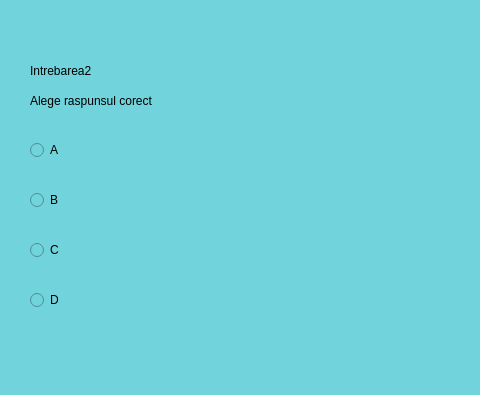
Above: Graphics/PA-Graphics/secdialog.ui from rareseanu/proiect-pa before the change; both pictures show x 0 to 480 and y 0 to 395 of the 812 by 557 pixel window. Below: the same form after it.
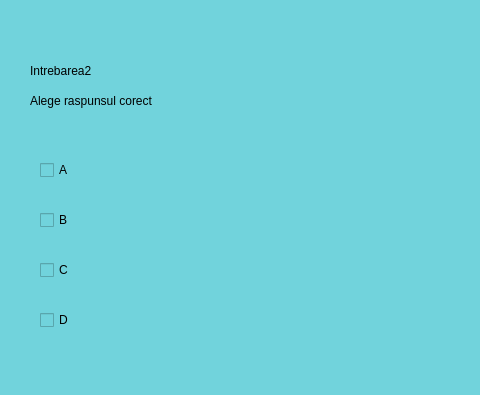
That is the form after the change.

The edit to the form file:
```diff
--- a/Graphics/PA-Graphics/secdialog.ui
+++ b/Graphics/PA-Graphics/secdialog.ui
@@ -29,58 +29,6 @@
     <string>Alege raspunsul corect</string>
    </property>
   </widget>
-  <widget class="QRadioButton" name="radioButton">
-   <property name="geometry">
-    <rect>
-     <x>30</x>
-     <y>140</y>
-     <width>95</width>
-     <height>20</height>
-    </rect>
-   </property>
-   <property name="text">
-    <string>A</string>
-   </property>
-  </widget>
-  <widget class="QRadioButton" name="radioButton_2">
-   <property name="geometry">
-    <rect>
-     <x>30</x>
-     <y>190</y>
-     <width>95</width>
-     <height>20</height>
-    </rect>
-   </property>
-   <property name="text">
-    <string>B</string>
-   </property>
-  </widget>
-  <widget class="QRadioButton" name="radioButton_3">
-   <property name="geometry">
-    <rect>
-     <x>30</x>
-     <y>240</y>
-     <width>95</width>
-     <height>20</height>
-    </rect>
-   </property>
-   <property name="text">
-    <string>C</string>
-   </property>
-  </widget>
-  <widget class="QRadioButton" name="radioButton_4">
-   <property name="geometry">
-    <rect>
-     <x>30</x>
-     <y>290</y>
-     <width>95</width>
-     <height>20</height>
-    </rect>
-   </property>
-   <property name="text">
-    <string>D</string>
-   </property>
-  </widget>
   <widget class="QPushButton" name="pushButton">
    <property name="geometry">
     <rect>
@@ -165,6 +113,58 @@
     <string>Verificare</string>
    </property>
   </widget>
+  <widget class="QCheckBox" name="checkBox">
+   <property name="geometry">
+    <rect>
+     <x>40</x>
+     <y>160</y>
+     <width>81</width>
+     <height>20</height>
+    </rect>
+   </property>
+   <property name="text">
+    <string>A</string>
+   </property>
+  </widget>
+  <widget class="QCheckBox" name="checkBox_2">
+   <property name="geometry">
+    <rect>
+     <x>40</x>
+     <y>210</y>
+     <width>81</width>
+     <height>20</height>
+    </rect>
+   </property>
+   <property name="text">
+    <string>B</string>
+   </property>
+  </widget>
+  <widget class="QCheckBox" name="checkBox_3">
+   <property name="geometry">
+    <rect>
+     <x>40</x>
+     <y>260</y>
+     <width>81</width>
+     <height>20</height>
+    </rect>
+   </property>
+   <property name="text">
+    <string>C</string>
+   </property>
+  </widget>
+  <widget class="QCheckBox" name="checkBox_4">
+   <property name="geometry">
+    <rect>
+     <x>40</x>
+     <y>310</y>
+     <width>81</width>
+     <height>20</height>
+    </rect>
+   </property>
+   <property name="text">
+    <string>D</string>
+   </property>
+  </widget>
  </widget>
  <resources/>
  <connections/>
```
